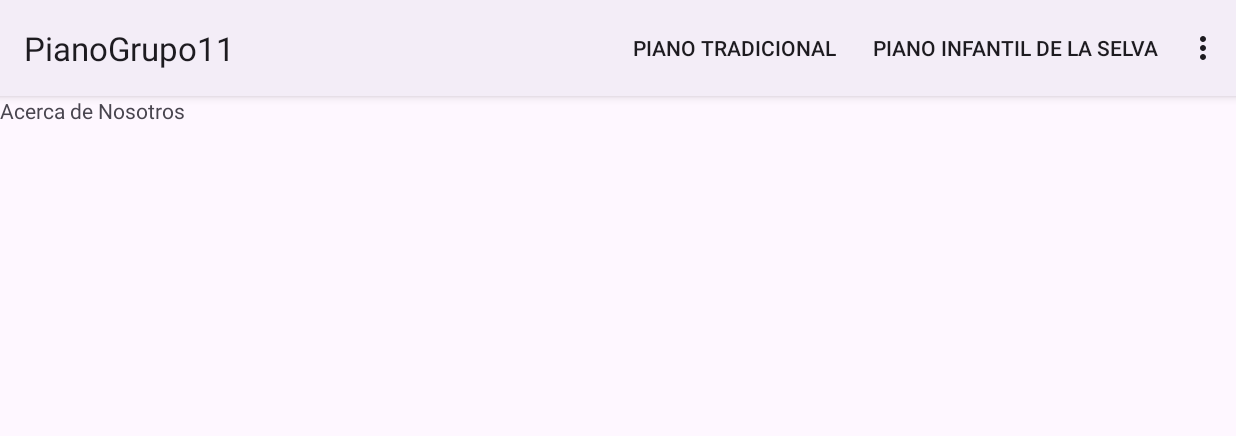
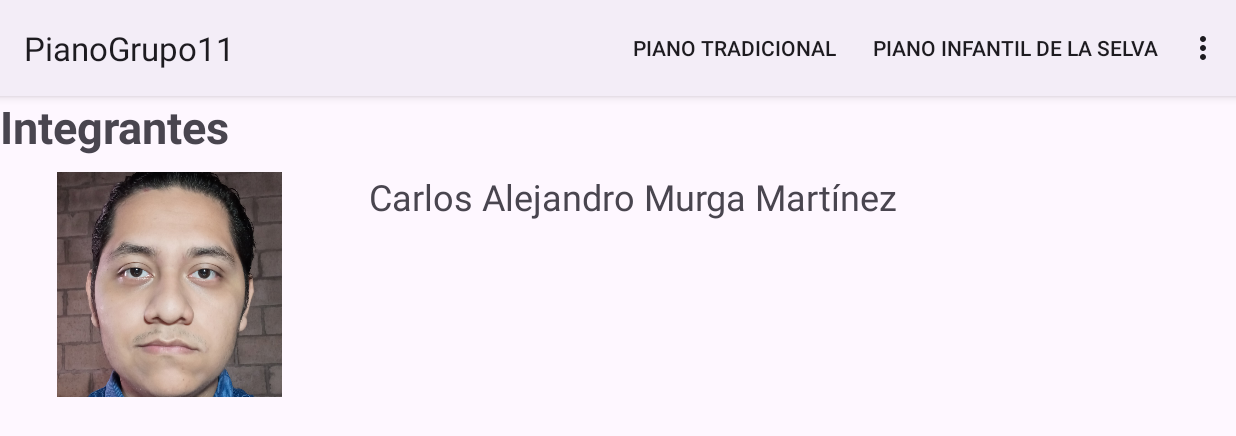
Before and after one commit to LetesMtz/PianoGrupo11, an Android app: the AcercaDeNosotros screen opened directly, with no data from a screen before it, on a phone screen of 824 x 412 dp (held sideways). Shown: the top 436 px of the screen. Run offline under Robolectric (Android 15) with nearby library versions, the phone set to English and light mode, and no system bars.

Commit message:
Se agregaron todas las imágenes para las teclas del piano de instrumentos musicales. Ahora ya tiene funcionalidad cada tecla de esta actividad.
Se modifico la actividad "AcercaDeNosotros" con información sobre uno de los integrantes.

```diff
--- a/app/src/main/res/layout/activity_acerca_de_nosotros.xml
+++ b/app/src/main/res/layout/activity_acerca_de_nosotros.xml
@@ -5,14 +5,37 @@
     android:id="@+id/main"
     android:layout_width="match_parent"
     android:layout_height="match_parent"
-    android:orientation="horizontal"
+    android:orientation="vertical"
     tools:context=".AcercaDeNosotros">
-
-    <!-- Informacion de los creadores de la APP -->
 
     <TextView
         android:layout_width="wrap_content"
         android:layout_height="wrap_content"
-        android:text="Acerca de Nosotros" />
+        android:text="Integrantes"
+        android:textSize="30dp"
+        android:textStyle="bold"
+        android:layout_marginBottom="10dp"
+        />
 
+    <LinearLayout
+        android:layout_width="match_parent"
+        android:layout_height="wrap_content"
+        android:orientation="horizontal">
+
+        <ImageView
+            android:id="@+id/imageView"
+            android:layout_width="1dp"
+            android:layout_height="150dp"
+            android:layout_weight="1"
+            app:srcCompat="@drawable/carlos_murga_photo" />
+
+        <TextView
+            android:id="@+id/textView"
+            android:layout_width="wrap_content"
+            android:layout_height="wrap_content"
+            android:layout_weight="1"
+            android:layout_marginLeft="20dp"
+            android:textSize="24sp"
+            android:text="Carlos Alejandro Murga Martínez" />
+    </LinearLayout>
 </LinearLayout>
```
Also changed, not shown: app/src/main/java/sv/edu/catolica/pianogrupo11/PianoInstrumentosMusicales.java (+37 -7 lines), app/src/main/res/layout/activity_piano_instrumentos_musicales.xml (+13 -7 lines), app/src/main/res/drawable/carlos_murga_photo.jpg (added), app/src/main/res/drawable/tecla_bombo.png (added), app/src/main/res/drawable/tecla_bongos.png (added), app/src/main/res/drawable/tecla_flauta.png (added), app/src/main/res/drawable/tecla_guitarra.png (added), app/src/main/res/drawable/tecla_tambor.png (added), app/src/main/res/drawable/tecla_trompeta.png (added), app/src/main/res/drawable/tecla_xilofono.png (added).
